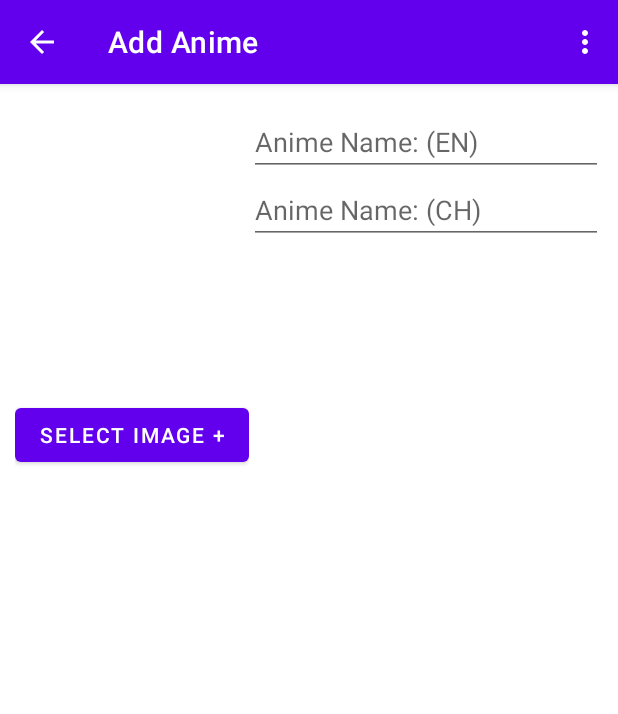
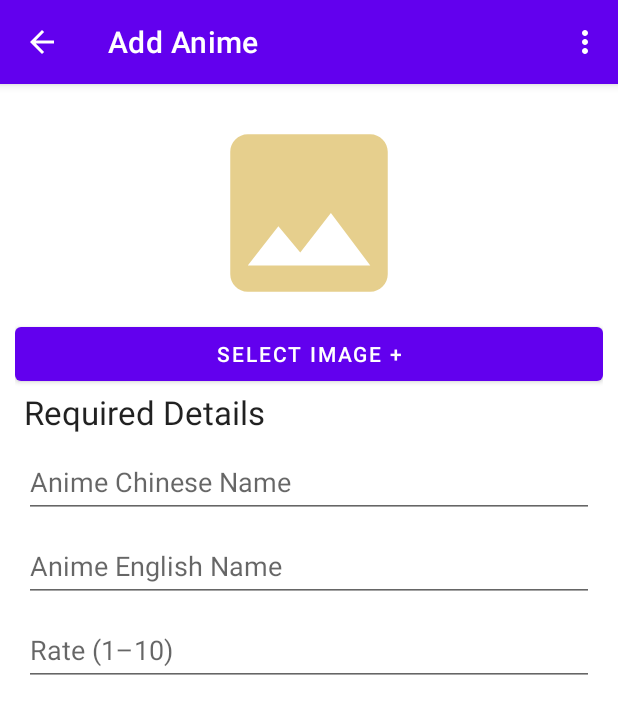
Before and after one commit to Tony-Feng/iAnime, an Android app: the screen it shows after launch (HomeActivity), after a tap on "Add Anime", on a phone screen of 412 x 824 dp. Shown: the top 714 px of the screen. Run offline under Robolectric (Android 15) with nearby library versions, the phone set to English and light mode, and no system bars.

Commit message:
Add Edit Screen layout

```diff
--- /dev/null
+++ b/app/src/main/res/drawable/ic_default_image.xml
@@ -0,0 +1,5 @@
+<vector android:alpha="0.63" android:height="24dp"
+    android:tint="#D7B349" android:viewportHeight="24"
+    android:viewportWidth="24" android:width="24dp" xmlns:android="http://schemas.android.com/apk/res/android">
+    <path android:fillColor="@android:color/white" android:pathData="M21,19V5c0,-1.1 -0.9,-2 -2,-2H5c-1.1,0 -2,0.9 -2,2v14c0,1.1 0.9,2 2,2h14c1.1,0 2,-0.9 2,-2zM8.5,13.5l2.5,3.01L14.5,12l4.5,6H5l3.5,-4.5z"/>
+</vector>
--- a/app/src/main/res/layout/fragment_manage_anime.xml
+++ b/app/src/main/res/layout/fragment_manage_anime.xml
@@ -1,68 +1,98 @@
 <?xml version="1.0" encoding="utf-8"?>
 <androidx.constraintlayout.widget.ConstraintLayout xmlns:android="http://schemas.android.com/apk/res/android"
+    xmlns:app="http://schemas.android.com/apk/res-auto"
     xmlns:tools="http://schemas.android.com/tools"
-    xmlns:app="http://schemas.android.com/apk/res-auto"
     android:layout_width="match_parent"
     android:layout_height="match_parent"
     tools:context=".screen.AddAnimeFragment">
 
     <include
         android:id="@id/top_app_bar"
-        layout="@layout/layout_action_bar"/>
+        layout="@layout/layout_action_bar" />
 
     <LinearLayout
+        android:id="@+id/anime_image_container"
+        android:layout_width="match_parent"
+        android:layout_height="wrap_content"
         android:layout_marginHorizontal="@dimen/spacing_10dp"
         android:layout_marginVertical="@dimen/spacing_16dp"
-        android:layout_width="match_parent"
-        android:layout_height="wrap_content"
-        android:orientation="horizontal"
-        app:layout_constraintTop_toBottomOf="@id/top_app_bar"
+        android:orientation="vertical"
+        app:layout_constraintEnd_toEndOf="parent"
         app:layout_constraintStart_toStartOf="parent"
-        app:layout_constraintEnd_toEndOf="parent">
-
-        <LinearLayout
-            android:layout_width="wrap_content"
-            android:layout_height="wrap_content"
-            android:orientation="vertical">
+        app:layout_constraintTop_toBottomOf="@id/top_app_bar">
 
         <ImageView
             android:id="@+id/profile_preview"
             android:layout_width="match_parent"
-                android:layout_height="@dimen/anime_card_height" />
+            android:layout_height="@dimen/anime_edit_card_height"
+            android:scaleType="fitCenter"
+            android:src="@drawable/ic_default_image" />
 
         <Button
             android:id="@+id/add_cover_button"
             android:layout_width="match_parent"
             android:layout_height="wrap_content"
-                android:text="Select image +"/>
+            android:text="@string/select_image_title" />
 
     </LinearLayout>
+
+    <TextView
+        android:id="@+id/required_details_header"
+        android:layout_width="match_parent"
+        android:layout_height="wrap_content"
+        android:layout_marginHorizontal="@dimen/spacing_16dp"
+        android:text="@string/required_details_header"
+        android:textAppearance="@style/TextAppearance.AppCompat.Large"
+        app:layout_constraintEnd_toEndOf="parent"
+        app:layout_constraintStart_toStartOf="parent"
+        app:layout_constraintTop_toBottomOf="@id/anime_image_container" />
 
     <LinearLayout
         android:layout_width="match_parent"
         android:layout_height="wrap_content"
-            android:orientation="vertical">
+        android:layout_marginHorizontal="@dimen/spacing_16dp"
+        android:orientation="vertical"
+        app:layout_constraintEnd_toEndOf="parent"
+        app:layout_constraintStart_toStartOf="parent"
+        app:layout_constraintTop_toBottomOf="@id/required_details_header">
 
-            <EditText
-                android:id="@+id/edit_english_name"
+        <com.google.android.material.textfield.TextInputLayout
+            style="@style/Widget.Design.TextInputLayout"
             android:layout_width="match_parent"
             android:layout_height="wrap_content"
-                android:hint="Anime Name: (EN)"
-                android:inputType="textAutoComplete"
-                android:autofillHints="Enter your Anime Name: (EN)" />
+            android:hint="@string/anime_name_chinese_hint">
 
-            <EditText
-                android:id="@+id/edit_chinese_name"
+            <com.google.android.material.textfield.TextInputEditText
+                android:id="@+id/manage_chinese_name"
+                android:layout_width="match_parent"
+                android:layout_height="wrap_content" />
+        </com.google.android.material.textfield.TextInputLayout>
+
+        <com.google.android.material.textfield.TextInputLayout
+            style="@style/Widget.Design.TextInputLayout"
             android:layout_width="match_parent"
             android:layout_height="wrap_content"
-                android:hint="Anime Name: (CH)"
-                android:inputType="textAutoComplete"
-                android:autofillHints="Enter your Anime Name: (CH)" />
+            android:hint="@string/anime_name_english_hint">
 
-        </LinearLayout>
+            <com.google.android.material.textfield.TextInputEditText
+                android:id="@+id/manage_english_name"
+                android:layout_width="match_parent"
+                android:layout_height="wrap_content" />
+        </com.google.android.material.textfield.TextInputLayout>
+
+        <com.google.android.material.textfield.TextInputLayout
+            style="@style/Widget.Design.TextInputLayout"
+            android:layout_width="match_parent"
+            android:layout_height="wrap_content"
+            android:hint="@string/anime_rate_hint">
+
+            <com.google.android.material.textfield.TextInputEditText
+                android:id="@+id/manage_anime_rate"
+                android:layout_width="match_parent"
+                android:layout_height="wrap_content" />
+        </com.google.android.material.textfield.TextInputLayout>
 
     </LinearLayout>
 
 
-
 </androidx.constraintlayout.widget.ConstraintLayout>
--- a/app/src/main/res/values/dimens.xml
+++ b/app/src/main/res/values/dimens.xml
@@ -10,4 +10,5 @@
     <dimen name="spacing_32dp">32dp</dimen>
     <dimen name="spacing_52dp">52dp</dimen>
     <dimen name="anime_card_height">194dp</dimen>
+    <dimen name="anime_edit_card_height">140dp</dimen>
 </resources>
--- a/app/src/main/res/values/strings.xml
+++ b/app/src/main/res/values/strings.xml
@@ -15,9 +15,12 @@
     <string name="maxim_header_title">Maxim</string>
     <string name="episode_header_title">Favourite Episodes</string>
 
-    <!-- Add Anime Screen -->
+    <!-- Manage Anime Screen -->
     <string name="add_anime_title">Add Anime</string>
-
-    <!-- Edit Anime Screen -->
     <string name="edit_anime_title">Edit Anime</string>
+    <string name="select_image_title">Select Image +</string>
+    <string name="anime_name_english_hint">Anime English Name</string>
+    <string name="anime_name_chinese_hint">Anime Chinese Name</string>
+    <string name="anime_rate_hint">Rate (1–10)</string>
+    <string name="required_details_header">Required Details</string>
 </resources>
```
Also changed, not shown: 1 other file. Lines whose indentation alone changed are shown as unchanged.
